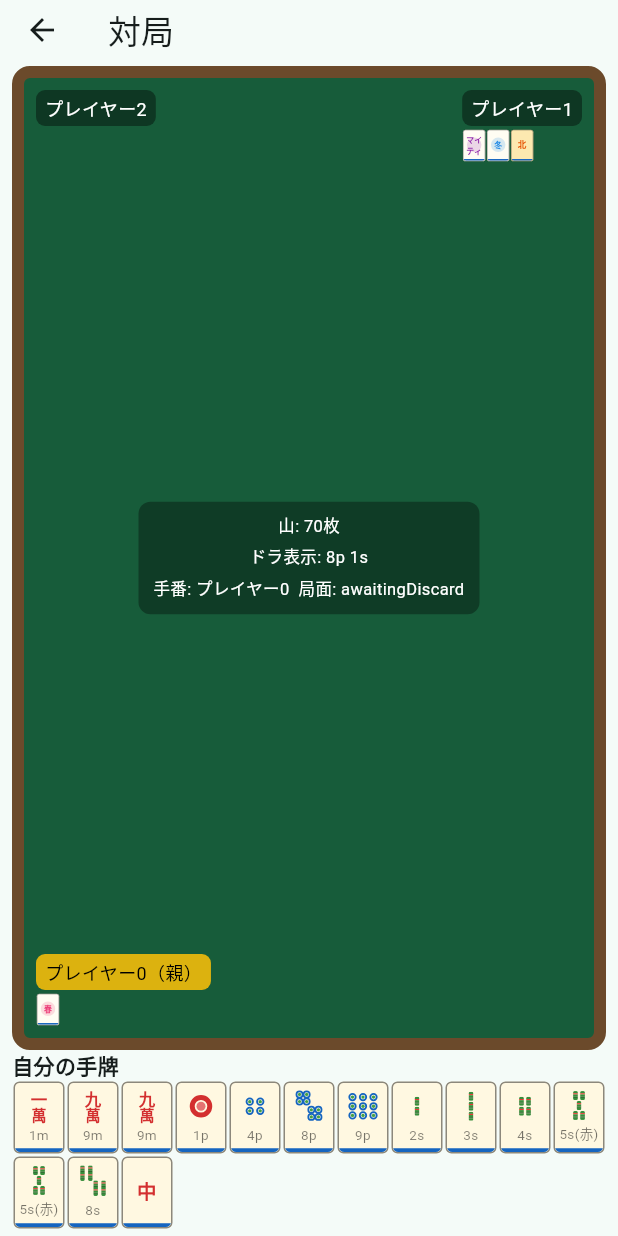
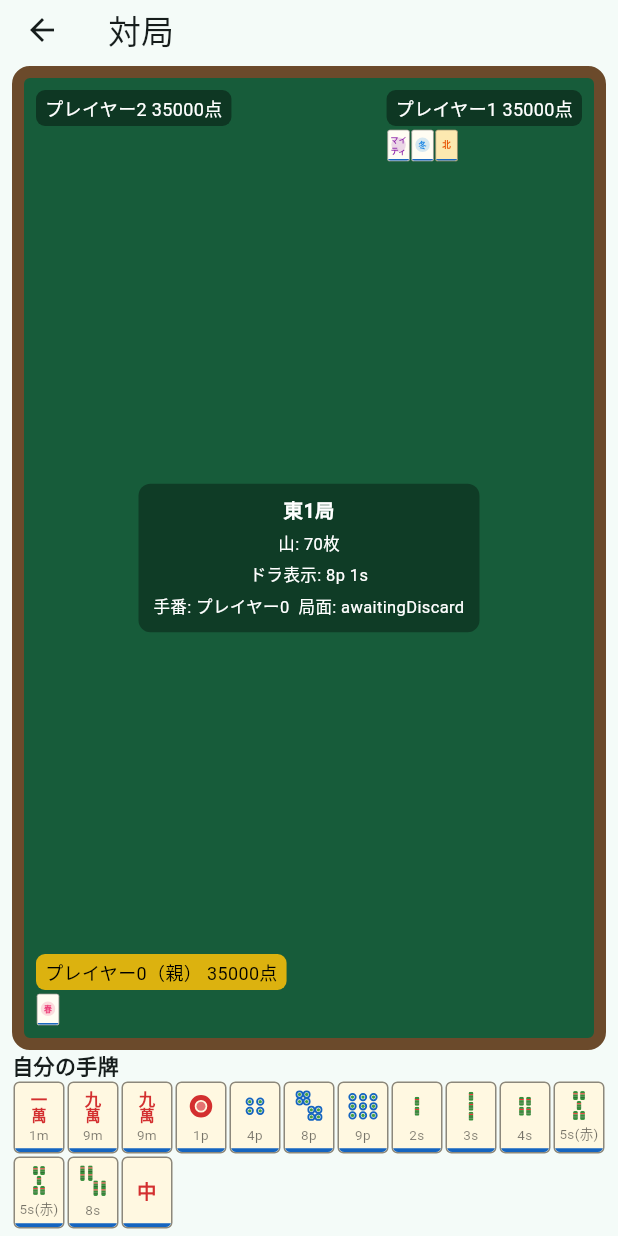
Before and after one commit to MasakiTanimizu/Claudecode-, a Flutter app: the screen it shows after launch, after a tap on "対局開始（動作確認用）", on a phone screen of 412 x 824 dp. Run offline on Flutter 3.47's test engine with Material 3 defaults, Android fonts, the phone set to English and light mode, and no system bars.

Commit message:
半荘継続をモバイル画面に配線（次局へボタン・持ち点表示）
- home_screen.dart: GameStateを直接dealするのではなく、まずMatchState
  を作ってからdealCurrentRound()で1局目を配る。
- game_screen.dart: GameScreenにmatch（任意）とconfigを追加。_stateを
  widget.stateへの単なる委譲ゲッターから可変フィールドに変更し、次局
  開始時に新しいGameStateへ差し替えられるようにした。終局時、matchが
  あれば「次局へ」ボタンを表示 → タップでmatch.advance()を適用して
  次局を配り直す（リーチ選択中フラグや反応辞退の記録などラウンド固有の
  UI状態もリセット）。半荘が終了したらMatchState.isOverを見て盤面の
  代わりに最終結果（順位・持ち点）画面を表示。matchがnullなら（既存の
  全テスト含む）今まで通り1局限りの挙動のまま変化なし。
- mahjong_table_view.dart: 卓の各座席ラベルに持ち点を、中央パネルに
  局表示（東1局 など）を追加表示（どちらも任意、matchがない場合は
  非表示のまま）。

```diff
--- a/apps/mobile/lib/presentation/screens/game_screen.dart
+++ b/apps/mobile/lib/presentation/screens/game_screen.dart
@@ -1,3 +1,5 @@
+import 'dart:math';
+
 import 'package:flutter/material.dart';
 import 'package:mahjong_engine/mahjong_engine.dart';
 import 'package:shared_protocol/shared_protocol.dart';
@@ -54,18 +56,38 @@ import '../widgets/tile_view.dart';
 /// visible as small badges next to their label on [MahjongTableView] for a
 /// lasting record, not just the transient popup.
 ///
+/// When [match] is provided, a finished round also offers a "次局へ"
+/// button: tapping it feeds the just-finished [GameState] through
+/// [MatchState.advance] (updating running scores/dealer/honba) and, unless
+/// that was 半荘's last hand, deals and swaps in a fresh [GameState] for
+/// the next 局 in place — [_state] is a mutable field for exactly this,
+/// not just a `widget.state` passthrough. Once the match itself ends, the
+/// board is replaced by a final-scores summary instead. [match] is null
+/// for a single-round session (every existing screen/flow that doesn't
+/// care about round-to-round continuation) — nothing in this paragraph
+/// applies then, and the round-over banner is the final state.
+///
 /// Still out of scope here: ankan/shouminkan as a reaction to someone
 /// else's discard/kan (槍槓) isn't modeled — only ロン/ポン/大明槓 are;
-/// there's no running score across rounds or a "next round" flow — this
-/// screen only ever plays the one 局 it was dealt; and there's no
-/// wait-tile highlighting or animation for a hana/kita tile itself moving
-/// out of the hand (just the popup/badges above) — worth animating once
-/// there's a reason to invest in it, not urgent before then.
+/// exhaustive draws never pay tenpai/noten points (see [MatchState]'s own
+/// scope note — honba still accrues correctly, just no point transfer);
+/// and there's no wait-tile highlighting or animation for a hana/kita tile
+/// itself moving out of the hand (just the popup/badges above) — worth
+/// animating once there's a reason to invest in it, not urgent before
+/// then.
 class GameScreen extends StatefulWidget {
   final GameState state;
   final int viewerIndex;
+  final MatchState? match;
+  final Map<String, Object?> config;
 
-  const GameScreen({required this.state, this.viewerIndex = 0, super.key});
+  const GameScreen({
+    required this.state,
+    this.viewerIndex = 0,
+    this.match,
+    this.config = const {},
+    super.key,
+  });
 
   @override
   State<GameScreen> createState() => _GameScreenState();
@@ -75,7 +97,10 @@ class GameScreen extends StatefulWidget {
 const _cpuDifficulty = CpuDifficulty.intermediate;
 
 class _GameScreenState extends State<GameScreen> {
-  GameState get _state => widget.state;
+  // A mutable field, not just a `widget.state` passthrough — starting the
+  // next 局 (via [_startNextRound]) swaps in a fresh [GameState] here
+  // rather than replacing the whole widget.
+  late GameState _state;
 
   // Identifies the one specific discard (by discarder + that discarder's
   // pile length right after it) the viewer has already declined to react
@@ -120,6 +145,7 @@ class _GameScreenState extends State<GameScreen> {
   @override
   void initState() {
     super.initState();
+    _state = widget.state;
     // The one-time, dealer-first haipai kita sweep GameState.deal() already
     // ran and may be paused on any player, viewer included — resolve
     // whichever CPUs come first in it, same as mid-round, before drawing
@@ -386,6 +412,27 @@ class _GameScreenState extends State<GameScreen> {
     });
   }
 
+  /// Applies the just-finished round to [widget.match] and, unless that
+  /// was 半荘's last hand, deals and swaps in the next 局's [GameState] —
+  /// only ever called when [widget.match] is non-null (see the "次局へ"
+  /// button in [build]). Resets every piece of per-round UI state
+  /// ([_riichiMode], the decline tracking, [_hanaPopups]) since none of it
+  /// means anything against a brand new round.
+  void _startNextRound() {
+    final match = widget.match!;
+    setState(() {
+      match.advance(_state);
+      _hanaPopups = [];
+      _riichiMode = false;
+      _declinedReactionDiscarderIndex = null;
+      _declinedReactionPileLength = null;
+      if (match.isOver) return;
+      _state = match.dealCurrentRound(random: Random(), config: widget.config);
+      _resolveKitaDecisionsForCpu();
+      _autoDrawForViewerIfNeeded();
+    });
+  }
+
   /// Resolves pending kita decisions using the CPU heuristic
   /// (`ai/kita_decision.dart`), stopping the instant it's the viewer's own
   /// turn to decide instead — their choice happens through the UI via
@@ -495,8 +542,38 @@ class _GameScreenState extends State<GameScreen> {
     }
   }
 
+  /// The 半荘 final-results screen, shown instead of the board once
+  /// [MatchState.isOver] — ranked scores, nothing else (no "次局へ" to
+  /// press, there is no next 局).
+  Widget _buildMatchResultsScaffold(MatchState match) {
+    final ranked = [
+      for (var i = 0; i < match.scores.length; i++) (player: i, score: match.scores[i]),
+    ]..sort((a, b) => b.score.compareTo(a.score));
+    return Scaffold(
+      appBar: AppBar(title: const Text('半荘終了')),
+      body: Padding(
+        padding: const EdgeInsets.all(16),
+        child: Column(
+          crossAxisAlignment: CrossAxisAlignment.start,
+          children: [
+            const Text('最終結果', style: TextStyle(fontWeight: FontWeight.bold, fontSize: 18)),
+            const SizedBox(height: 12),
+            for (var rank = 0; rank < ranked.length; rank++)
+              Padding(
+                padding: const EdgeInsets.symmetric(vertical: 4),
+                child: Text('${rank + 1}位: プレイヤー${ranked[rank].player}  ${ranked[rank].score}点'),
+              ),
+          ],
+        ),
+      ),
+    );
+  }
+
   @override
   Widget build(BuildContext context) {
+    final match = widget.match;
+    if (match != null && match.isOver) return _buildMatchResultsScaffold(match);
+
     final view = buildPlayerView(_state, viewerIndex: widget.viewerIndex);
     final isViewerTurn = !_state.isOver && _state.currentPlayerIndex == widget.viewerIndex;
     final canDiscard = isViewerTurn && _state.phase == TurnPhase.awaitingDiscard;
@@ -526,9 +603,19 @@ class _GameScreenState extends State<GameScreen> {
               if (result != null)
                 Padding(
                   padding: const EdgeInsets.only(bottom: 4),
-                  child: Text(
-                    _resultLabel(result),
-                    style: const TextStyle(fontWeight: FontWeight.bold, fontSize: 15),
+                  child: Row(
+                    children: [
+                      Expanded(
+                        child: Text(
+                          _resultLabel(result),
+                          style: const TextStyle(fontWeight: FontWeight.bold, fontSize: 15),
+                        ),
+                      ),
+                      if (match != null) ...[
+                        const SizedBox(width: 8),
+                        ElevatedButton(onPressed: _startNextRound, child: const Text('次局へ')),
+                      ],
+                    ],
                   ),
                 ),
               if (_hanaPopups.isNotEmpty)
@@ -565,7 +652,12 @@ class _GameScreenState extends State<GameScreen> {
                   ),
                 ),
               Expanded(
-                child: MahjongTableView(view: view, wallRemaining: _state.wall.remainingLiveCount),
+                child: MahjongTableView(
+                  view: view,
+                  wallRemaining: _state.wall.remainingLiveCount,
+                  scores: match?.scores,
+                  roundLabel: match?.roundLabel,
+                ),
               ),
               if (canRon || canPon || canKan)
                 Padding(
--- a/apps/mobile/lib/presentation/screens/home_screen.dart
+++ b/apps/mobile/lib/presentation/screens/home_screen.dart
@@ -27,9 +27,10 @@ class HomeScreen extends StatelessWidget {
 
   void _startLocalRound(BuildContext context) {
     final ruleset = RulesetRegistry.resolve('sanma.six_ka_six_pei');
-    final state = ruleset.deal(random: Random(), dealerIndex: 0, config: const {});
+    final match = MatchState(ruleset: ruleset);
+    final state = match.dealCurrentRound(random: Random(), config: const {});
     Navigator.of(context).push(
-      MaterialPageRoute(builder: (_) => GameScreen(state: state)),
+      MaterialPageRoute(builder: (_) => GameScreen(state: state, match: match)),
     );
   }
 }
--- a/apps/mobile/lib/presentation/widgets/mahjong_table_view.dart
+++ b/apps/mobile/lib/presentation/widgets/mahjong_table_view.dart
@@ -23,7 +23,22 @@ class MahjongTableView extends StatelessWidget {
   /// display info from [GameState.wall], not part of [PlayerView] itself.
   final int wallRemaining;
 
-  const MahjongTableView({required this.view, required this.wallRemaining, super.key});
+  /// Running 半荘 scores, indexed by player — from [MatchState.scores] when
+  /// a match is in progress, or null for a single-round session (in which
+  /// case no score is shown on any seat).
+  final List<int>? scores;
+
+  /// E.g. "東1局 1本場" — from [MatchState.roundLabel], or null to omit it
+  /// from the center panel (single-round session, same as [scores]).
+  final String? roundLabel;
+
+  const MahjongTableView({
+    required this.view,
+    required this.wallRemaining,
+    this.scores,
+    this.roundLabel,
+    super.key,
+  });
 
   @override
   Widget build(BuildContext context) {
@@ -44,20 +59,20 @@ class MahjongTableView extends StatelessWidget {
             Positioned(
               top: 8,
               left: 8,
-              child: _SeatLabel(playerIndex: leftIndex, view: view),
+              child: _SeatLabel(playerIndex: leftIndex, view: view, score: scores?[leftIndex]),
             ),
             Positioned(
               top: 8,
               right: 8,
-              child: _SeatLabel(playerIndex: rightIndex, view: view),
+              child: _SeatLabel(playerIndex: rightIndex, view: view, score: scores?[rightIndex]),
             ),
             Positioned(
               bottom: 8,
               left: 8,
-              child: _SeatLabel(playerIndex: viewerIndex, view: view),
+              child: _SeatLabel(playerIndex: viewerIndex, view: view, score: scores?[viewerIndex]),
             ),
             Align(
-              child: _CenterInfoPanel(view: view, wallRemaining: wallRemaining),
+              child: _CenterInfoPanel(view: view, wallRemaining: wallRemaining, roundLabel: roundLabel),
             ),
             Positioned(
               left: 48,
@@ -101,8 +116,9 @@ class MahjongTableView extends StatelessWidget {
 class _CenterInfoPanel extends StatelessWidget {
   final PlayerView view;
   final int wallRemaining;
+  final String? roundLabel;
 
-  const _CenterInfoPanel({required this.view, required this.wallRemaining});
+  const _CenterInfoPanel({required this.view, required this.wallRemaining, this.roundLabel});
 
   @override
   Widget build(BuildContext context) {
@@ -116,6 +132,10 @@ class _CenterInfoPanel extends StatelessWidget {
       child: Column(
         mainAxisSize: MainAxisSize.min,
         children: [
+          if (roundLabel != null) ...[
+            Text(roundLabel!, style: const TextStyle(color: Colors.white, fontSize: 13, fontWeight: FontWeight.bold)),
+            const SizedBox(height: 4),
+          ],
           Text('山: $wallRemaining枚', style: style),
           const SizedBox(height: 4),
           Text(
@@ -139,13 +159,18 @@ class _SeatLabel extends StatelessWidget {
   final int playerIndex;
   final PlayerView view;
 
-  const _SeatLabel({required this.playerIndex, required this.view});
+  /// This seat's running 半荘 score, or null to omit it (single-round
+  /// session — see [MahjongTableView.scores]).
+  final int? score;
+
+  const _SeatLabel({required this.playerIndex, required this.view, this.score});
 
   @override
   Widget build(BuildContext context) {
-    final label = playerIndex == view.dealerIndex
+    final seatLabel = playerIndex == view.dealerIndex
         ? 'プレイヤー$playerIndex（親）'
         : 'プレイヤー$playerIndex';
+    final label = score == null ? seatLabel : '$seatLabel $score点';
     final isRiichi = view.riichiPlayers.contains(playerIndex);
     final isTurn = view.currentPlayerIndex == playerIndex;
     final nuki = view.nukiTiles[playerIndex];
```
Also changed, not shown: 2 other files.
